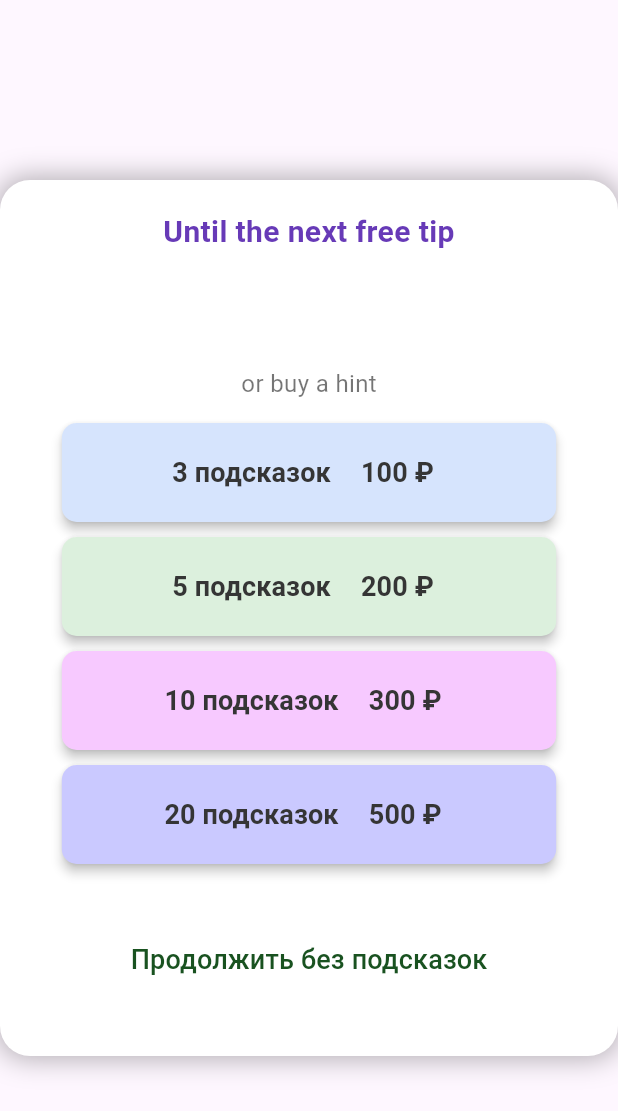
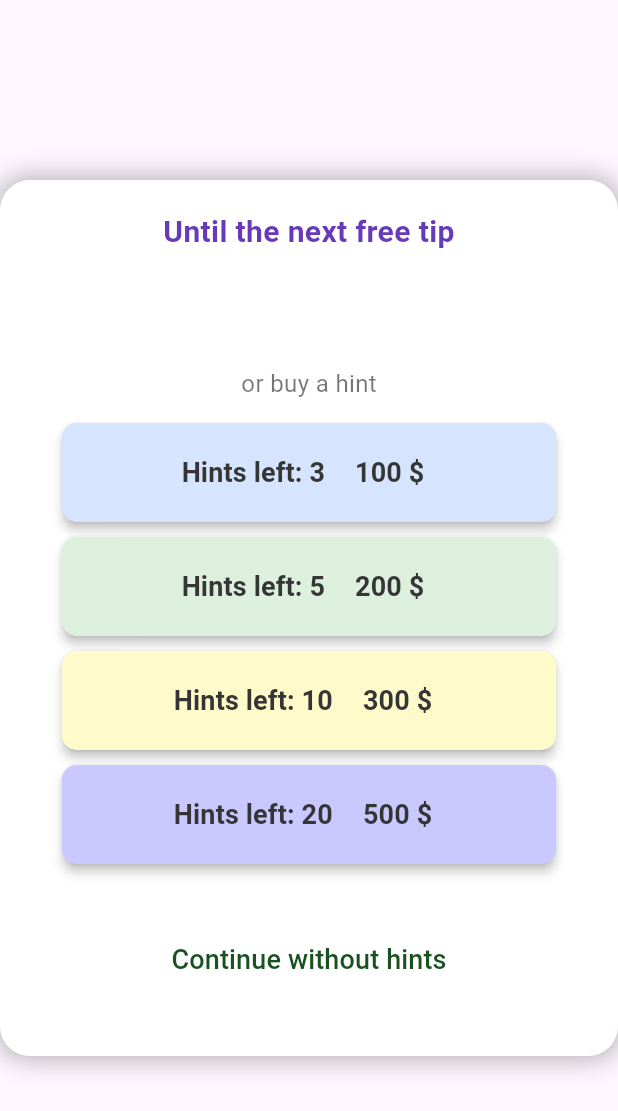
Before and after one commit to koras/darwin, a Flutter app: the WaitOrBuyHintBanner widget shown alone on an empty page, opened directly with empty values, on a phone screen of 412 x 824 dp. Shown: the top 1111 px of the screen. Run offline on Flutter 3.47's test engine with Material 3 defaults, Android fonts, the phone set to English and light mode, and no system bars; our stand-ins replace audioplayers, bloc, flutter_bloc, hive, hive_flutter; missing offline and left inert: soundpool; accounts and stored records are empty; generated files the repository leaves out were written again.

Commit message:
локализация

```diff
--- a/l10n.yaml
+++ b/l10n.yaml
@@ -2,3 +2,4 @@
 arb-dir: lib/l10n
 template-arb-file: app_en.arb
 output-localization-file: app_localizations.dart
+use_plural: true
--- a/lib/l10n/app_en.arb
+++ b/lib/l10n/app_en.arb
@@ -1,7 +1,7 @@
 {
   "@@locale": "en",
 
-  "level_task": "Task",
+  "level_task": "level assignment",
   "@level_task": {
     "description": "Label for task in current level"
   },
@@ -46,10 +46,24 @@
     "description": "Column or label for result"
   },
 
-  "hints_left": "Hints left",
+
+  "hints_left": "{count, plural, =1{Hint left} other{Hints left}}: {count}",
   "@hints_left": {
-    "description": "Indicates how many hints are remaining"
+    "description": "Displays the number of hints remaining . Indicates how many hints are remainin",
+    "placeholders": {
+      "count": {
+        "type": "int",
+        "example": "5"
+      }
+    }
   },
+
+
+  "hints_cost": "$",
+    "@hints_cost": {
+    "description": "Currency in which you can buy a hint"
+  },
+
 
   "run_out_of_hints": "You've run out of hints",
   "@run_out_of_hints": {
--- a/lib/l10n/app_ru.arb
+++ b/lib/l10n/app_ru.arb
@@ -1,7 +1,7 @@
 {
   "@@locale": "ru",
 
-  "level_task": "Задание",
+  "level_task": "Задание уровня",
   "@level_task": {
     "description": "Название задания в текущем уровне"
   },
@@ -46,10 +46,23 @@
     "description": "Заголовок столбца или текста для результата слияния"
   },
 
-  "hints_left": "Осталось подсказок",
+  "hints_left": "{count, plural, =1{Осталась подсказка} one{Осталась подсказка} few{Осталось подсказки} many{Осталось подсказок} other{Осталось подсказок}}: {count}",
   "@hints_left": {
-    "description": "Индикатор количества доступных подсказок"
+    "description": "Отображает количество оставшихся подсказок",
+    "placeholders": {
+      "count": {
+        "type": "int",
+        "example": "5"
+      }
+    }
   },
+  "hints_cost": "₽",
+    "@hints_cost": {
+    "description": "Валюта в которой можно купить подсказку"
+  },
+
+
+
 
   "run_out_of_hints": "У вас закончились подсказки",
   "@run_out_of_hints": {
--- a/lib/screens/mergeGame.dart
+++ b/lib/screens/mergeGame.dart
@@ -705,7 +705,7 @@ class _MergeGameState extends State<MergeGame> with TickerProviderStateMixin {
     }
   }
 
-  void onBuyHints(count, price) {
+  void onBuyHints(count) {
     debugPrint('onBuy5Hints');
   }
 
@@ -730,7 +730,7 @@ class _MergeGameState extends State<MergeGame> with TickerProviderStateMixin {
     return WaitOrBuyHintBanner(
       // cointHint: _countHints,
       remainingTime: remainingTime,
-      onBuyHints: (count, price) => onBuyHints(count, price),
+      onBuyHints: (count) => onBuyHints(count),
       onClose: () {
         setState(() {
           //      _showHintPanel = !_showHintPanel;
--- a/lib/screens/waitOrBuyHintBanner.dart
+++ b/lib/screens/waitOrBuyHintBanner.dart
@@ -10,7 +10,7 @@ class WaitOrBuyHintBanner extends StatelessWidget {
   final Duration remainingTime;
   final VoidCallback onClose;
 
-  final Function(int, int) onBuyHints;
+  final Function(int) onBuyHints;
 
   const WaitOrBuyHintBanner({
     Key? key,
@@ -84,44 +84,45 @@ class WaitOrBuyHintBanner extends StatelessWidget {
               // Кнопки покупки подсказок
               _buildPurchaseOption(
                 context,
-                '3 подсказок',
-                '100 ₽',
-                () => onBuyHints(3, 100),
+                3,
+                _get_cost(context, 3),
+                () => onBuyHints(3),
                 const Color.fromARGB(255, 214, 228, 253),
               ),
               const SizedBox(height: 10),
 
               _buildPurchaseOption(
                 context,
-                '5 подсказок',
-                '200 ₽',
-                () => onBuyHints(5, 200),
+                5,
+                _get_cost(context, 5),
+                () => onBuyHints(5),
                 const Color.fromARGB(255, 220, 240, 221),
               ),
               const SizedBox(height: 10),
 
               _buildPurchaseOption(
                 context,
-                '10 подсказок',
-                '300 ₽',
-                () => onBuyHints(10, 300),
-                const Color.fromARGB(255, 247, 201, 255),
+                10,
+                _get_cost(context, 10),
+                () => onBuyHints(10),
+                const Color.fromARGB(255, 255, 250, 201),
               ),
               const SizedBox(height: 10),
 
               _buildPurchaseOption(
                 context,
-                '20 подсказок',
-                '500 ₽',
-                () => onBuyHints(20, 500),
+                20,
+                _get_cost(context, 20),
+
+                () => onBuyHints(20),
                 const Color.fromARGB(255, 202, 201, 255),
               ),
               const SizedBox(height: 40),
               // Кнопка закрытия
               TextButton(
                 onPressed: onClose,
-                child: const Text(
-                  'Продолжить без подсказок',
+                child: Text(
+                  AppLocalizations.of(context)!.continueWithoutHints,
                   style: TextStyle(
                     fontSize: 18,
                     color: Color.fromARGB(255, 25, 82, 32),
@@ -138,7 +139,7 @@ class WaitOrBuyHintBanner extends StatelessWidget {
 
   Widget _buildPurchaseOption(
     BuildContext context,
-    String title,
+    int title,
     String price,
     VoidCallback onPressed,
     Color color,
@@ -165,7 +166,7 @@ class WaitOrBuyHintBanner extends StatelessWidget {
               MainAxisSize.min, // Чтобы Row не растягивался на всю ширину
           children: [
             Text(
-              title,
+              AppLocalizations.of(context)!.hints_left(title),
               style: const TextStyle(
                 fontSize: 18, // Увеличили размер текста
                 fontWeight: FontWeight.bold,
@@ -232,4 +233,25 @@ class WaitOrBuyHintBanner extends StatelessWidget {
     final hash = input.hashCode;
     return HSLColor.fromAHSL(1.0, (hash % 360).toDouble(), 0.4, 0.7).toColor();
   }
+
+  String _get_cost(context, int count) {
+    final String price = AppLocalizations.of(context)!.hints_cost;
+    String cost = '$count --';
+    switch (count) {
+      case 3:
+        cost = '100 $price';
+        break;
+      case 5:
+        cost = '200 $price';
+        break;
+      case 10:
+        cost = '300 $price';
+        break;
+      case 20:
+        cost = '500 $price';
+        break;
+      default:
+    }
+    return cost;
+  }
 }
```
